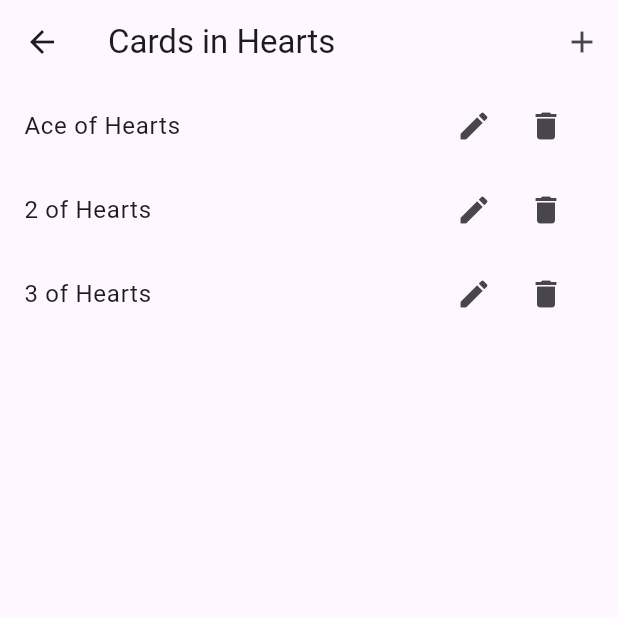
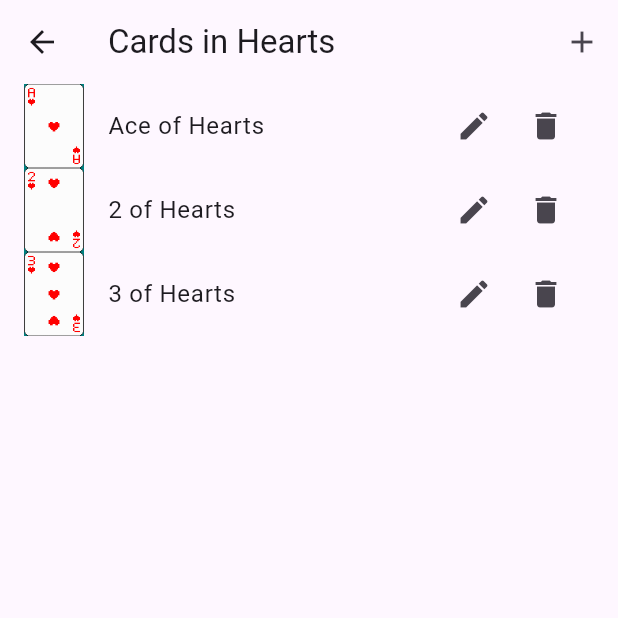
Before and after one commit to navedn/card_organizer_app, a Flutter app: the screen it shows after launch, after a tap on "Hearts", on a phone screen of 412 x 824 dp, the top half of it. Run offline on Flutter 3.47's test engine with Material 3 defaults, Android fonts, the phone set to English and light mode, and no system bars; our stand-ins replace sqflite; accounts and stored records are empty.

Commit message:
Now card images are shown, fallback images are added

```diff
--- a/lib/CardsScreen.dart
+++ b/lib/CardsScreen.dart
@@ -232,6 +232,23 @@ class _CardsScreenState extends State<CardsScreen> {
               itemBuilder: (context, index) {
                 var card = cards[index];
                 return ListTile(
+                  leading: Container(
+                    width: 40,
+                    height: 200,
+                    child: card[DatabaseHelper.cardImageUrl] != null &&
+                            card[DatabaseHelper.cardImageUrl].isNotEmpty
+                        ? Image.asset(
+                            card[DatabaseHelper.cardImageUrl],
+                            fit: BoxFit
+                                .cover, // This will cover the whole container without distorting
+                            errorBuilder: (context, error, stackTrace) {
+                              return Icon(Icons.image,
+                                  size: 50); // Fallback icon
+                            },
+                          )
+                        : Icon(Icons.image, size: 50), // Fallback icon
+                  ),
+// Fallback icon
                   title: Text(card[DatabaseHelper.cardName]),
                   trailing: Row(
                     mainAxisSize: MainAxisSize.min,
```
